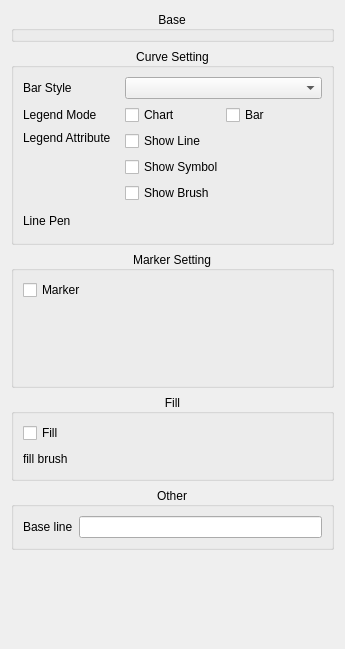
czyt1988/data-workbench, file src/DAGui/ChartSetting/DAChartBarItemSettingWidget.ui: the form before one commit.
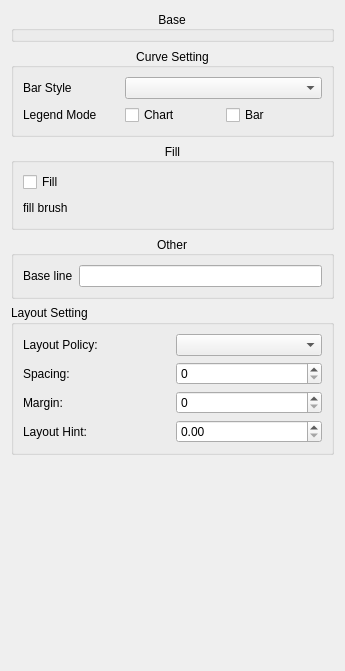
The form after the commit. Custom widgets are drawn as their Qt base class.

Diff of the .ui file:
```diff
--- a/src/DAGui/ChartSetting/DAChartBarItemSettingWidget.ui
+++ b/src/DAGui/ChartSetting/DAChartBarItemSettingWidget.ui
@@ -7,7 +7,7 @@
     <x>0</x>
     <y>0</y>
     <width>345</width>
-    <height>649</height>
+    <height>671</height>
    </rect>
   </property>
   <property name="windowTitle">
@@ -77,82 +77,6 @@
       <bool>true</bool>
      </property>
      <layout class="QGridLayout" name="gridLayout_5">
-      <item row="0" column="1" colspan="2">
-       <widget class="QComboBox" name="comboBoxBarStyle"/>
-      </item>
-      <item row="2" column="1" colspan="2">
-       <layout class="QVBoxLayout" name="verticalLayout_4">
-        <item>
-         <widget class="QCheckBox" name="checkBoxLegendShowLine">
-          <property name="minimumSize">
-           <size>
-            <width>0</width>
-            <height>18</height>
-           </size>
-          </property>
-          <property name="text">
-           <string>Show Line</string>
-          </property>
-         </widget>
-        </item>
-        <item>
-         <widget class="QCheckBox" name="checkBoxLegendShowSymbol">
-          <property name="minimumSize">
-           <size>
-            <width>0</width>
-            <height>18</height>
-           </size>
-          </property>
-          <property name="text">
-           <string>Show Symbol</string>
-          </property>
-         </widget>
-        </item>
-        <item>
-         <widget class="QCheckBox" name="checkBoxLegendShowBrush">
-          <property name="minimumSize">
-           <size>
-            <width>0</width>
-            <height>18</height>
-           </size>
-          </property>
-          <property name="text">
-           <string>Show Brush</string>
-          </property>
-         </widget>
-        </item>
-       </layout>
-      </item>
-      <item row="2" column="0">
-       <widget class="QLabel" name="label_3">
-        <property name="minimumSize">
-         <size>
-          <width>0</width>
-          <height>54</height>
-         </size>
-        </property>
-        <property name="text">
-         <string>Legend Attribute</string>
-        </property>
-        <property name="alignment">
-         <set>Qt::AlignLeading|Qt::AlignLeft|Qt::AlignTop</set>
-        </property>
-       </widget>
-      </item>
-      <item row="0" column="0">
-       <widget class="QLabel" name="label">
-        <property name="text">
-         <string>Bar Style</string>
-        </property>
-       </widget>
-      </item>
-      <item row="1" column="0">
-       <widget class="QLabel" name="label_2">
-        <property name="text">
-         <string>Legend Mode</string>
-        </property>
-       </widget>
-      </item>
       <item row="1" column="2">
        <widget class="QCheckBox" name="checkBoxBar">
         <property name="toolTip">
@@ -173,26 +97,20 @@
         </property>
        </widget>
       </item>
-      <item row="3" column="0">
-       <widget class="QLabel" name="label_7">
+      <item row="0" column="0">
+       <widget class="QLabel" name="label">
         <property name="text">
-         <string>Line Pen</string>
+         <string>Bar Style</string>
         </property>
        </widget>
       </item>
-      <item row="3" column="1" colspan="2">
-       <widget class="DA::DAPenEditWidget" name="penEditWidget" native="true">
-        <property name="sizePolicy">
-         <sizepolicy hsizetype="Preferred" vsizetype="Maximum">
-          <horstretch>0</horstretch>
-          <verstretch>0</verstretch>
-         </sizepolicy>
-        </property>
-        <property name="minimumSize">
-         <size>
-          <width>0</width>
-          <height>24</height>
-         </size>
+      <item row="0" column="1" colspan="2">
+       <widget class="QComboBox" name="comboBoxBarStyle"/>
+      </item>
+      <item row="1" column="0">
+       <widget class="QLabel" name="label_2">
+        <property name="text">
+         <string>Legend Mode</string>
         </property>
        </widget>
       </item>
@@ -203,77 +121,6 @@
      <zorder>label</zorder>
      <zorder>label_2</zorder>
      <zorder>checkBoxBar</zorder>
-     <zorder>label_7</zorder>
-     <zorder>penEditWidget</zorder>
-    </widget>
-   </item>
-   <item>
-    <widget class="QGroupBox" name="groupBoxMarker">
-     <property name="enabled">
-      <bool>true</bool>
-     </property>
-     <property name="sizePolicy">
-      <sizepolicy hsizetype="Preferred" vsizetype="Maximum">
-       <horstretch>0</horstretch>
-       <verstretch>0</verstretch>
-      </sizepolicy>
-     </property>
-     <property name="minimumSize">
-      <size>
-       <width>0</width>
-       <height>0</height>
-      </size>
-     </property>
-     <property name="title">
-      <string>Marker Setting</string>
-     </property>
-     <property name="alignment">
-      <set>Qt::AlignCenter</set>
-     </property>
-     <property name="flat">
-      <bool>true</bool>
-     </property>
-     <property name="checkable">
-      <bool>false</bool>
-     </property>
-     <property name="checked">
-      <bool>false</bool>
-     </property>
-     <layout class="QGridLayout" name="gridLayout_4">
-      <item row="0" column="0">
-       <widget class="QCheckBox" name="checkBoxEnableMarker">
-        <property name="text">
-         <string>Marker</string>
-        </property>
-       </widget>
-      </item>
-      <item row="1" column="0">
-       <widget class="QLabel" name="labelMarker">
-        <property name="text">
-         <string/>
-        </property>
-       </widget>
-      </item>
-      <item row="1" column="1" colspan="2">
-       <widget class="DA::DAChartSymbolEditWidget" name="symbolEditWidget" native="true">
-        <property name="enabled">
-         <bool>false</bool>
-        </property>
-        <property name="sizePolicy">
-         <sizepolicy hsizetype="Preferred" vsizetype="Maximum">
-          <horstretch>0</horstretch>
-          <verstretch>0</verstretch>
-         </sizepolicy>
-        </property>
-        <property name="minimumSize">
-         <size>
-          <width>0</width>
-          <height>70</height>
-         </size>
-        </property>
-       </widget>
-      </item>
-     </layout>
     </widget>
    </item>
    <item>
@@ -373,6 +220,79 @@
      </layout>
     </widget>
    </item>
+   <item>
+    <widget class="QGroupBox" name="groupBoxLayout">
+     <property name="title">
+      <string>Layout Setting</string>
+     </property>
+     <layout class="QGridLayout" name="gridLayout_6">
+      <item row="0" column="0">
+       <widget class="QLabel" name="labelLayoutPolicy">
+        <property name="text">
+         <string>Layout Policy:</string>
+        </property>
+       </widget>
+      </item>
+      <item row="0" column="1">
+       <widget class="QComboBox" name="comboBoxLayoutPolicy"/>
+      </item>
+      <item row="1" column="0">
+       <widget class="QLabel" name="labelSpacing">
+        <property name="text">
+         <string>Spacing:</string>
+        </property>
+       </widget>
+      </item>
+      <item row="1" column="1">
+       <widget class="QSpinBox" name="spinBoxSpacing">
+        <property name="minimum">
+         <number>0</number>
+        </property>
+        <property name="maximum">
+         <number>100</number>
+        </property>
+       </widget>
+      </item>
+      <item row="2" column="0">
+       <widget class="QLabel" name="labelMargin">
+        <property name="text">
+         <string>Margin:</string>
+        </property>
+       </widget>
+      </item>
+      <item row="2" column="1">
+       <widget class="QSpinBox" name="spinBoxMargin">
+        <property name="minimum">
+         <number>0</number>
+        </property>
+        <property name="maximum">
+         <number>100</number>
+        </property>
+       </widget>
+      </item>
+      <item row="3" column="0">
+       <widget class="QLabel" name="labelLayoutHint">
+        <property name="text">
+         <string>Layout Hint:</string>
+        </property>
+       </widget>
+      </item>
+      <item row="3" column="1">
+       <widget class="QDoubleSpinBox" name="doubleSpinBoxLayoutHint">
+        <property name="minimum">
+         <double>0.000000000000000</double>
+        </property>
+        <property name="maximum">
+         <double>1000.000000000000000</double>
+        </property>
+        <property name="singleStep">
+         <double>0.100000000000000</double>
+        </property>
+       </widget>
+      </item>
+     </layout>
+    </widget>
+   </item>
    <item>
     <spacer name="verticalSpacer">
      <property name="orientation">
@@ -389,24 +309,12 @@
   </layout>
  </widget>
  <customwidgets>
-  <customwidget>
-   <class>DA::DAPenEditWidget</class>
-   <extends>QWidget</extends>
-   <header>DAPenEditWidget.h</header>
-   <container>1</container>
-  </customwidget>
   <customwidget>
    <class>DA::DABrushEditWidget</class>
    <extends>QWidget</extends>
    <header>DABrushEditWidget.h</header>
    <container>1</container>
   </customwidget>
-  <customwidget>
-   <class>DA::DAChartSymbolEditWidget</class>
-   <extends>QWidget</extends>
-   <header>DAChartSymbolEditWidget.h</header>
-   <container>1</container>
-  </customwidget>
   <customwidget>
    <class>DA::DAChartPlotItemSettingWidget</class>
    <extends>QWidget</extends>
```
Left out of the diff: 27 changed lines with no effect on the pictures.
